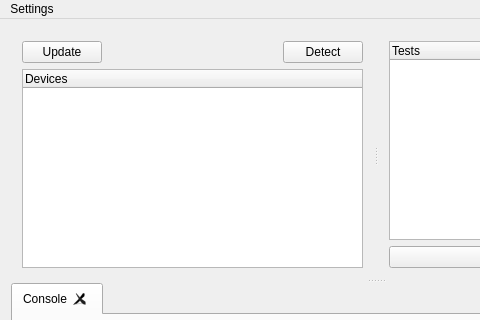
The window that src/mainwindow.ui (Crystal-Photonics/crystalTestFrameworkApp) describes before a commit, drawn with Qt 5; both pictures show x 0 to 480 and y 0 to 320 of the 752 by 551 pixel window.
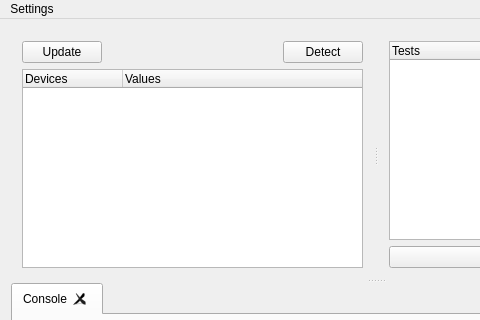
The same window after the commit.

```diff
--- a/src/mainwindow.ui
+++ b/src/mainwindow.ui
@@ -64,6 +64,11 @@
              <string>Devices</string>
             </property>
            </column>
+           <column>
+            <property name="text">
+             <string>Values</string>
+            </property>
+           </column>
           </widget>
          </item>
         </layout>
```
